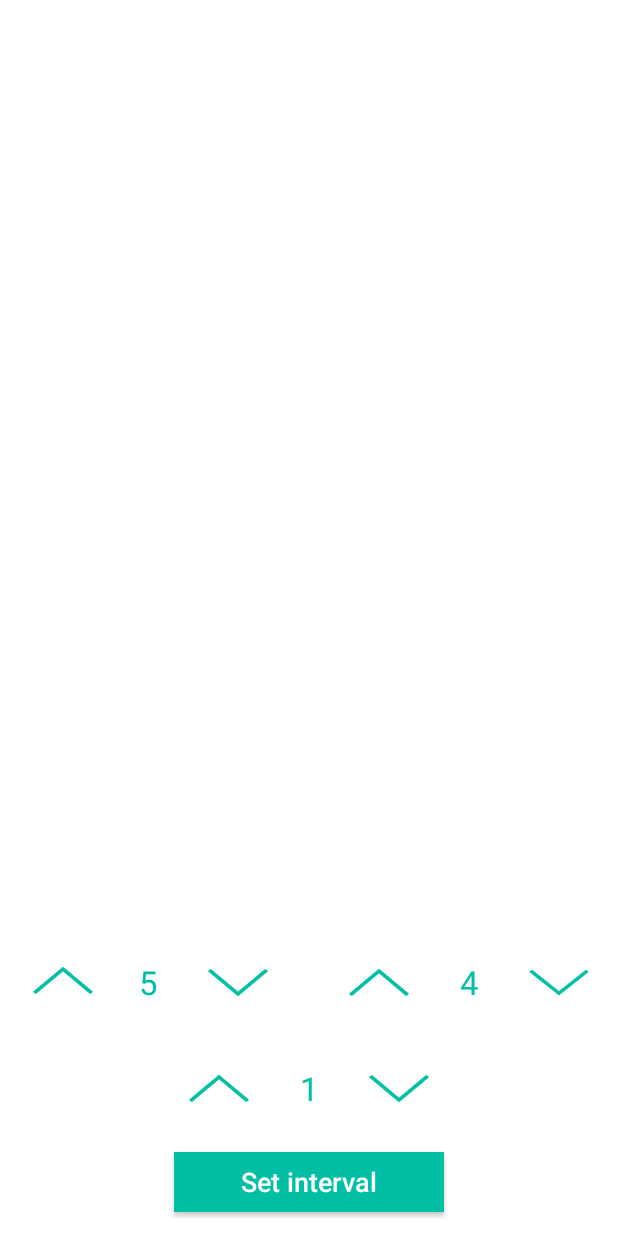
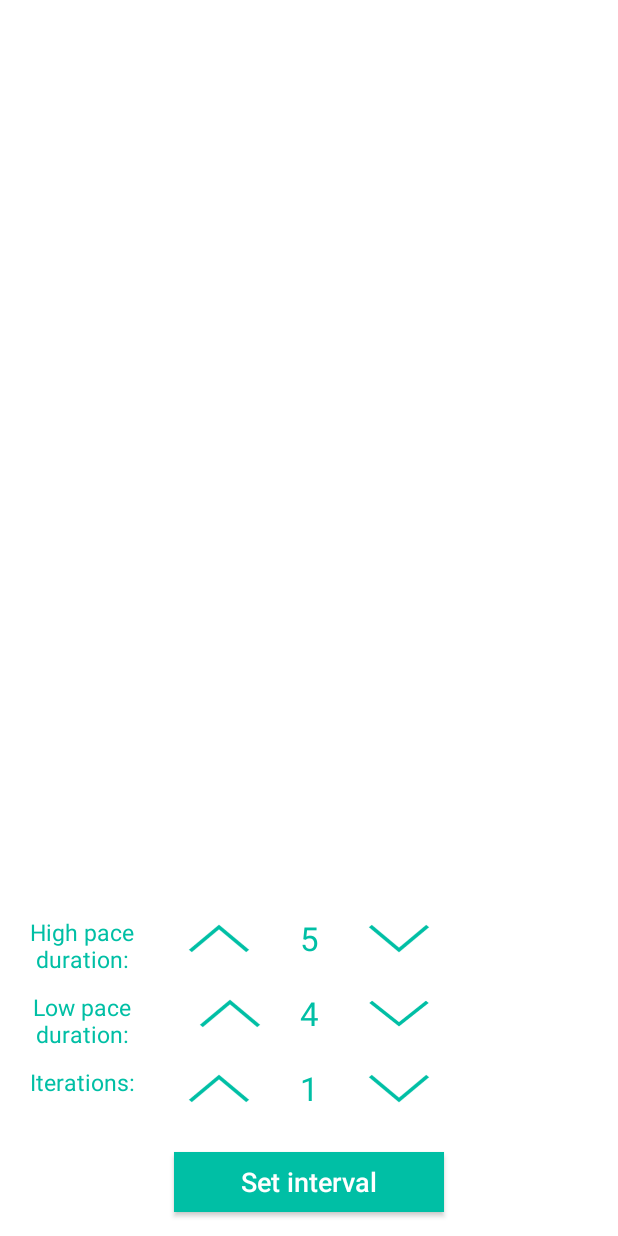
Before and after one commit to ArcusDeri/Interval-Runner, an Android app: the layout right_page.xml on its own in the app's theme, with its tools: preview values and no code run, on a phone screen of 412 x 824 dp. Run offline under Robolectric (Android 15) with nearby library versions, the phone set to English and light mode, and no system bars.

Commit message:
Add labels for right pane buttons, fix main timer position to circle centre

```diff
--- a/app/src/main/res/layout/activity_main.xml
+++ b/app/src/main/res/layout/activity_main.xml
@@ -8,36 +8,38 @@
         android:layout_height="match_parent"
         android:background="@color/colorPrimary"
         android:id="@+id/main_screen"
-        tools:context="com.example.marcin.IntervalRunner.Activities.MainActivity">
+        tools:context="com.example.marcin.IntervalRunner.Activities.MainActivity"
+        tools:layout_editor_absoluteY="25dp"
+        tools:layout_editor_absoluteX="0dp">
 
         <TextView
             android:id="@+id/timeView"
             android:layout_width="125dp"
             android:layout_height="62dp"
-            android:layout_marginBottom="8dp"
-            android:layout_marginLeft="8dp"
-            android:layout_marginRight="8dp"
-            android:layout_marginTop="8dp"
             android:text="0:00"
             android:textAlignment="center"
             android:textColor="@color/colorPrimaryDark"
             android:textSize="50dp"
             app:layout_constraintBottom_toBottomOf="parent"
+            android:layout_marginBottom="8dp"
+            app:layout_constraintTop_toTopOf="parent"
+            android:layout_marginTop="8dp"
+            android:layout_marginRight="8dp"
+            app:layout_constraintRight_toRightOf="parent"
+            android:layout_marginLeft="8dp"
+            app:layout_constraintLeft_toLeftOf="parent"
             app:layout_constraintHorizontal_bias="0.502"
-            app:layout_constraintLeft_toLeftOf="parent"
-            app:layout_constraintRight_toRightOf="parent"
-            app:layout_constraintTop_toTopOf="parent"
-            app:layout_constraintVertical_bias="0.17" />
+            app:layout_constraintVertical_bias="0.182" />
 
     <ImageButton
         android:id="@+id/runButton"
-        android:layout_width="70dp"
-        android:layout_height="70dp"
+        android:layout_width="80dp"
+        android:layout_height="80dp"
+
         android:layout_marginBottom="8dp"
         android:layout_marginLeft="8dp"
         android:layout_marginRight="8dp"
         android:layout_marginTop="8dp"
-
         android:adjustViewBounds="false"
         android:background="@drawable/circle_button"
         android:cropToPadding="false"
@@ -51,6 +53,7 @@
         app:layout_constraintBottom_toBottomOf="parent"
         app:layout_constraintLeft_toLeftOf="parent"
         app:layout_constraintRight_toRightOf="parent"
-        app:layout_constraintTop_toTopOf="parent"
-        app:layout_constraintVertical_bias="0.924" />
+        app:layout_constraintTop_toBottomOf="@+id/timeView"
+        app:layout_constraintVertical_bias="0.677"
+        tools:layout_editor_absoluteY="353dp" />
     </android.support.constraint.ConstraintLayout>
--- a/app/src/main/res/layout/right_page.xml
+++ b/app/src/main/res/layout/right_page.xml
@@ -54,7 +54,7 @@
         android:id="@+id/secondsTv"
         android:layout_width="60dp"
         android:layout_height="50dp"
-        android:layout_marginBottom="88dp"
+        android:layout_marginBottom="117dp"
         android:background="@color/colorPrimary"
         android:maxLines="1"
         android:padding="10dp"
@@ -67,8 +67,7 @@
         android:layout_marginLeft="8dp"
         app:layout_constraintLeft_toLeftOf="parent"
         android:layout_marginRight="8dp"
-        app:layout_constraintRight_toRightOf="parent"
-        app:layout_constraintHorizontal_bias="0.181" />
+        app:layout_constraintRight_toRightOf="parent" />
 
     <ImageButton
         android:id="@+id/seconds_up_imgbtn"
@@ -80,9 +79,9 @@
         android:scaleY="0.75"
         android:src="@drawable/up_arrow"
         app:layout_constraintRight_toLeftOf="@+id/secondsTv"
-        android:layout_marginRight="-3dp"
+        android:layout_marginRight="0dp"
         app:layout_constraintTop_toTopOf="@+id/secondsTv"
-        android:layout_marginTop="-1dp" />
+        android:layout_marginTop="0dp" />
 
     <ImageButton
         android:id="@+id/iterations_up_imgbtn"
@@ -137,7 +136,7 @@
         android:layout_width="60dp"
         android:layout_height="50dp"
         android:layout_marginBottom="0dp"
-        android:layout_marginRight="0dp"
+        android:layout_marginRight="-7dp"
         android:layout_marginTop="0dp"
         android:background="@color/colorPrimary"
         android:scaleType="fitXY"
@@ -175,12 +174,68 @@
         android:textAlignment="center"
         android:textColor="@color/colorPrimaryDark"
         android:textSize="22sp"
-        android:layout_marginBottom="88dp"
+        android:layout_marginBottom="67dp"
         app:layout_constraintBottom_toTopOf="@+id/set_interval_button"
         android:layout_marginLeft="8dp"
         app:layout_constraintLeft_toLeftOf="parent"
         android:layout_marginRight="8dp"
+        app:layout_constraintRight_toRightOf="parent" />
+
+    <TextView
+        android:id="@+id/textView"
+        android:layout_width="75dp"
+        android:layout_height="50dp"
+        android:padding="2dp"
+        android:singleLine="false"
+        android:text="Iterations:"
+        android:textAlignment="center"
+        android:textColor="@color/colorPrimaryDark"
+        android:textSize="15sp"
+        android:layout_marginTop="0dp"
+        app:layout_constraintTop_toBottomOf="@+id/textView3"
+        app:layout_constraintBottom_toBottomOf="@+id/iterationsTv"
+        android:layout_marginBottom="0dp"
+        app:layout_constraintVertical_bias="0.0"
+        android:layout_marginRight="8dp"
+        app:layout_constraintRight_toRightOf="@+id/textView3"
+        android:layout_marginLeft="0dp"
+        app:layout_constraintLeft_toLeftOf="@+id/textView3"
+        app:layout_constraintHorizontal_bias="0.0" />
+
+    <TextView
+        android:id="@+id/textView3"
+        android:layout_width="75dp"
+        android:layout_height="50dp"
+        android:padding="2dp"
+        android:singleLine="false"
+        android:text="Low pace duration:"
+        android:textAlignment="center"
+        android:textColor="@color/colorPrimaryDark"
+        android:textSize="15sp"
+        android:layout_marginTop="0dp"
+        app:layout_constraintTop_toBottomOf="@+id/textView2"
+        android:layout_marginRight="0dp"
+        app:layout_constraintRight_toRightOf="@+id/textView2"
+        android:layout_marginLeft="8dp"
+        app:layout_constraintLeft_toLeftOf="@+id/textView2"
+        app:layout_constraintHorizontal_bias="1.0" />
+
+    <TextView
+        android:id="@+id/textView2"
+        android:layout_width="75dp"
+        android:layout_height="50dp"
+        android:padding="2dp"
+        android:singleLine="false"
+        android:text="High pace duration:"
+        android:textAlignment="center"
+        android:textColor="@color/colorPrimaryDark"
+        android:textSize="15sp"
+        android:layout_marginLeft="8dp"
+        app:layout_constraintLeft_toLeftOf="parent"
+        android:layout_marginRight="8dp"
         app:layout_constraintRight_toRightOf="parent"
-        app:layout_constraintHorizontal_bias="0.818" />
+        app:layout_constraintHorizontal_bias="0.029"
+        app:layout_constraintTop_toTopOf="@+id/secondsTv"
+        android:layout_marginTop="8dp" />
 
 </android.support.constraint.ConstraintLayout>
--- a/build.gradle
+++ b/build.gradle
@@ -5,7 +5,7 @@ buildscript {
         jcenter()
     }
     dependencies {
-        classpath 'com.android.tools.build:gradle:2.3.2'
+        classpath 'com.android.tools.build:gradle:2.3.3'
 
         // NOTE: Do not place your application dependencies here; they belong
         // in the individual module build.gradle files
```
Also changed, not shown: 155 other files.
